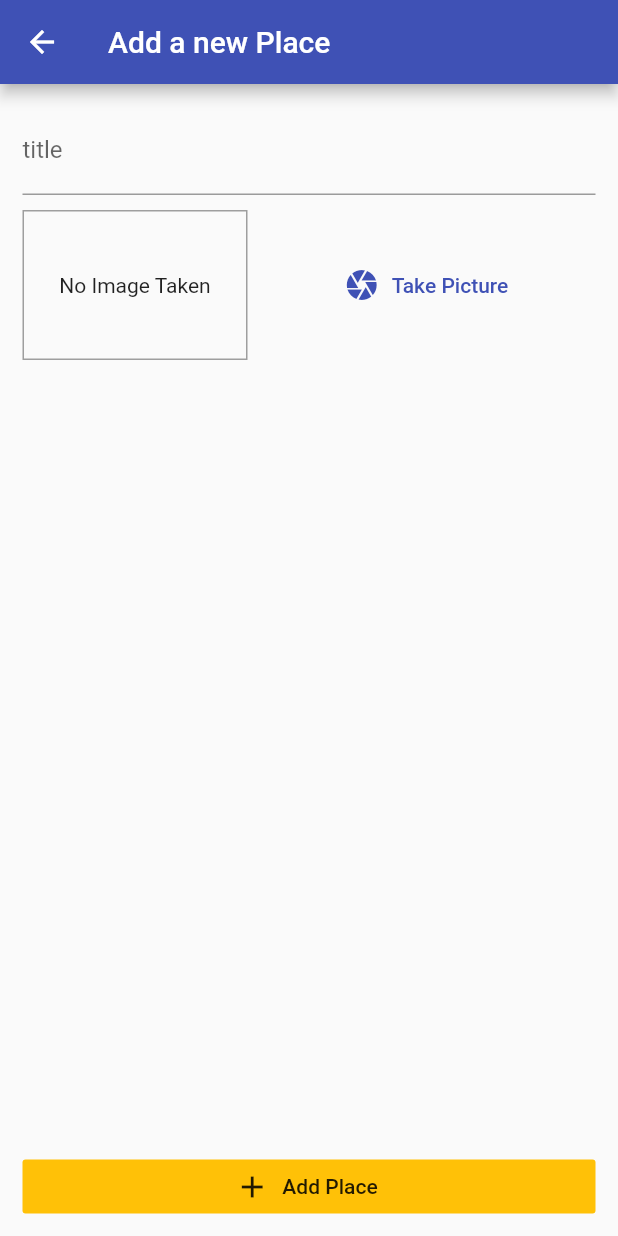
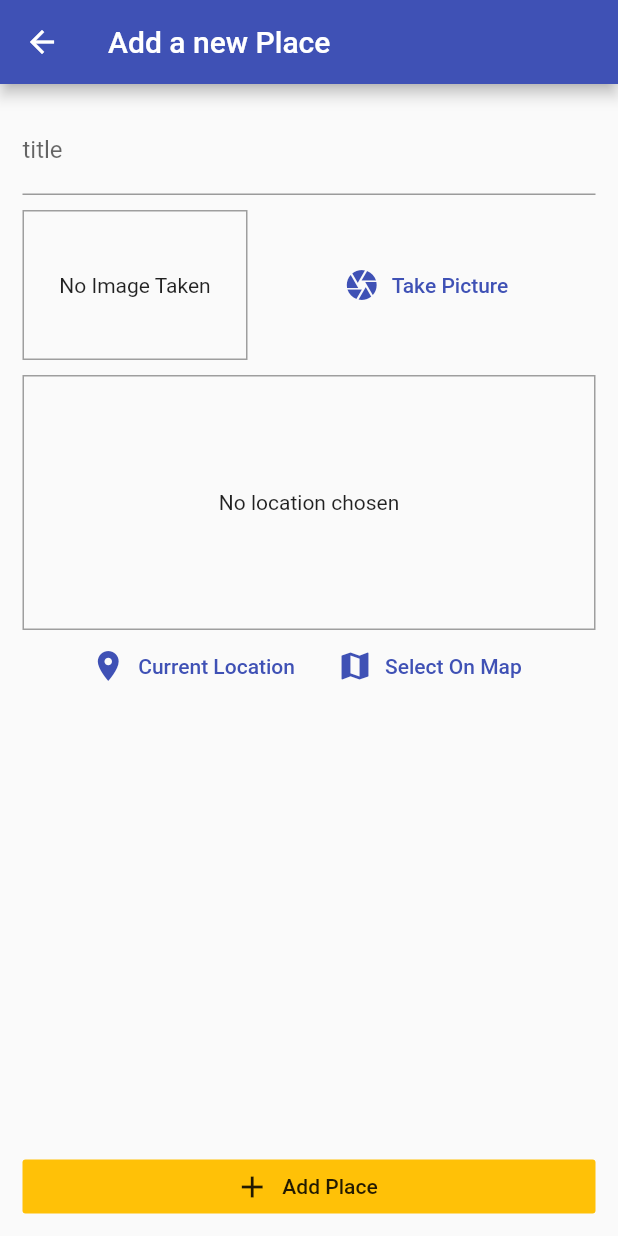
Before and after one commit to borakorpee/places_app, a Flutter app: the AddPlaceScreen screen opened by its route, on a phone screen of 412 x 824 dp. Run offline on Flutter 3.47's test engine with Material 2 defaults, Android fonts, the phone set to English and light mode, and no system bars; our stand-ins replace image_picker, location, sqflite; accounts and stored records are empty.

Commit message:
choose current location

```diff
--- a/lib/screens/add_place_screen.dart
+++ b/lib/screens/add_place_screen.dart
@@ -1,9 +1,11 @@
 // ignore_for_file: deprecated_member_use
 import 'dart:io';
 import 'package:flutter/material.dart';
-import 'package:flutter_complete_guide/providers/place_provider.dart';
-import 'package:flutter_complete_guide/widgets/image_input.dart';
 import 'package:provider/provider.dart';
+
+import '../providers/place_provider.dart';
+import '../widgets/image_input.dart';
+import '../widgets/location_input.dart';
 
 class AddPlaceScreen extends StatefulWidget {
   static const routeName = '/add-place';
@@ -50,7 +52,9 @@ class _AddPlaceScreenState extends State<AddPlaceScreen> {
                       controller: _titlecontroller,
                     ),
                     SizedBox(height: 10),
-                    ImageInput(_selectImage)
+                    ImageInput(_selectImage),
+                    SizedBox(height: 10),
+                    LocationInput(),
                   ],
                 ),
               ),
--- /dev/null
+++ b/lib/widgets/location_input.dart
@@ -0,0 +1,62 @@
+// ignore_for_file: deprecated_member_use
+
+import 'package:flutter/material.dart';
+import 'package:location/location.dart';
+
+class LocationInput extends StatefulWidget {
+  const LocationInput({Key key}) : super(key: key);
+
+  @override
+  State<LocationInput> createState() => _LocationInputState();
+}
+
+class _LocationInputState extends State<LocationInput> {
+  String _previewImageUrl;
+
+  Future<void> _getCurrentUserLocation() async {
+    final locData = await Location().getLocation();
+  }
+
+  @override
+  Widget build(BuildContext context) {
+    return Column(
+      children: <Widget>[
+        Container(
+          decoration: BoxDecoration(
+            border: Border.all(width: 1, color: Colors.grey),
+          ),
+          height: 170,
+          width: double.infinity,
+          alignment: Alignment.center,
+          child: _previewImageUrl == null
+              ? Text(
+                  'No location chosen',
+                  textAlign: TextAlign.center,
+                )
+              : Image.network(
+                  _previewImageUrl,
+                  fit: BoxFit.cover,
+                  width: double.infinity,
+                ),
+        ),
+        Row(
+          mainAxisAlignment: MainAxisAlignment.center,
+          children: <Widget>[
+            FlatButton.icon(
+              icon: Icon(Icons.location_on),
+              label: Text('Current Location'),
+              textColor: Theme.of(context).primaryColor,
+              onPressed: _getCurrentUserLocation,
+            ),
+            FlatButton.icon(
+              icon: Icon(Icons.map),
+              label: Text('Select On Map'),
+              textColor: Theme.of(context).primaryColor,
+              onPressed: () {},
+            ),
+          ],
+        )
+      ],
+    );
+  }
+}
```
Also changed, not shown: 1 other file.
